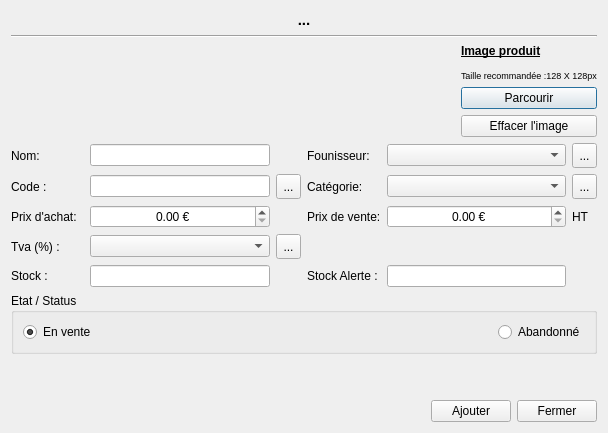
Old version of the form src/dialogproduct.ui in the repository cfdev/mcercle.
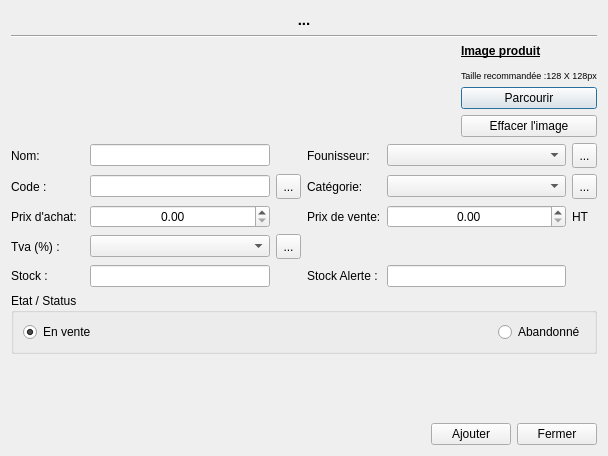
New version of the form. Icons and pictures are not drawn.

```diff
--- a/src/dialogproduct.ui
+++ b/src/dialogproduct.ui
@@ -7,7 +7,7 @@
     <x>0</x>
     <y>0</y>
     <width>608</width>
-    <height>433</height>
+    <height>456</height>
    </rect>
   </property>
   <property name="minimumSize">
@@ -288,7 +288,7 @@
           <set>Qt::AlignCenter</set>
          </property>
          <property name="suffix">
-          <string> €</string>
+          <string/>
          </property>
          <property name="maximum">
           <double>999999.000000000000000</double>
@@ -301,7 +301,7 @@
           <set>Qt::AlignCenter</set>
          </property>
          <property name="suffix">
-          <string> €</string>
+          <string/>
          </property>
          <property name="maximum">
           <double>999999.000000000000000</double>
```
